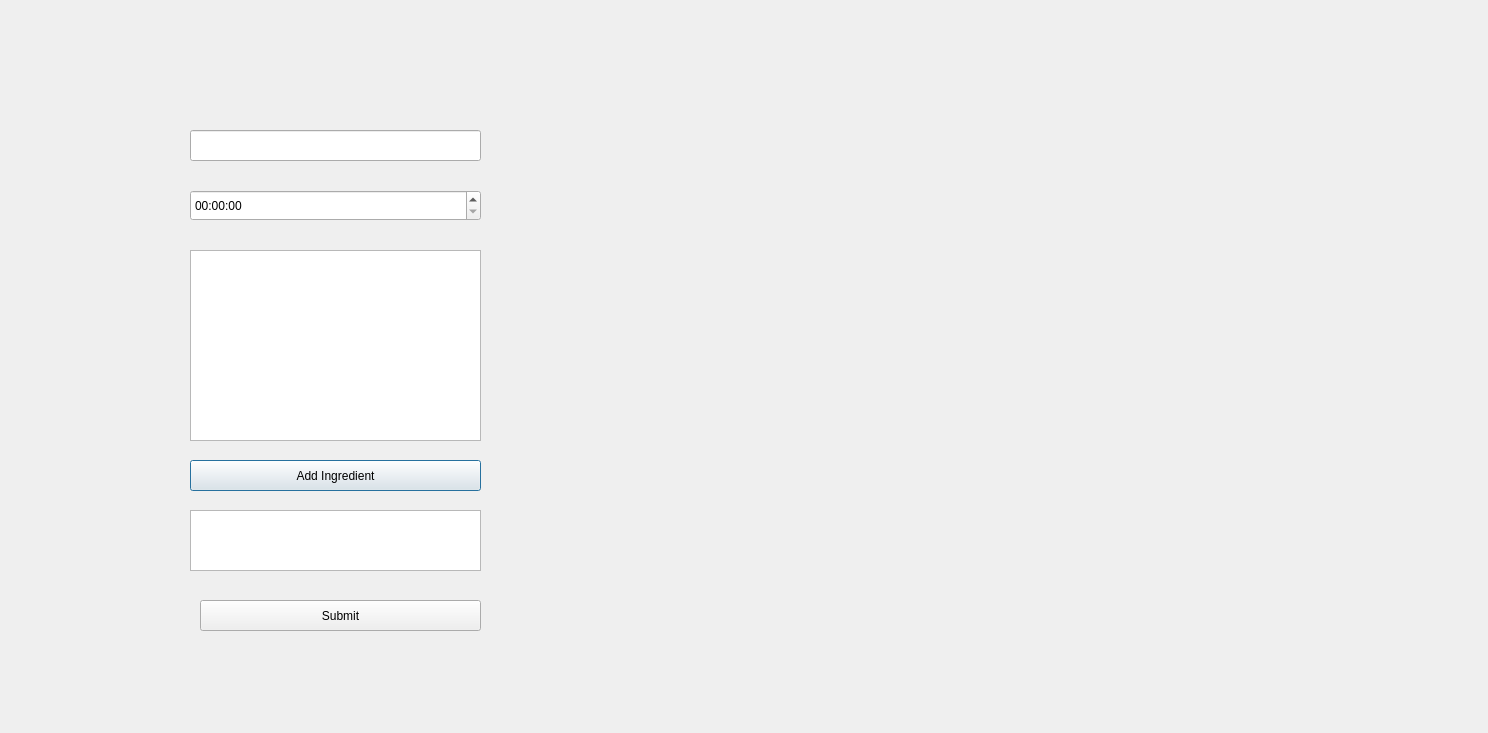
CiocAlexandru/2025_CAM_DummyChef, file 3_Solution/Client/DummyChefInterface/addrecipedialog.ui: the form before one commit.
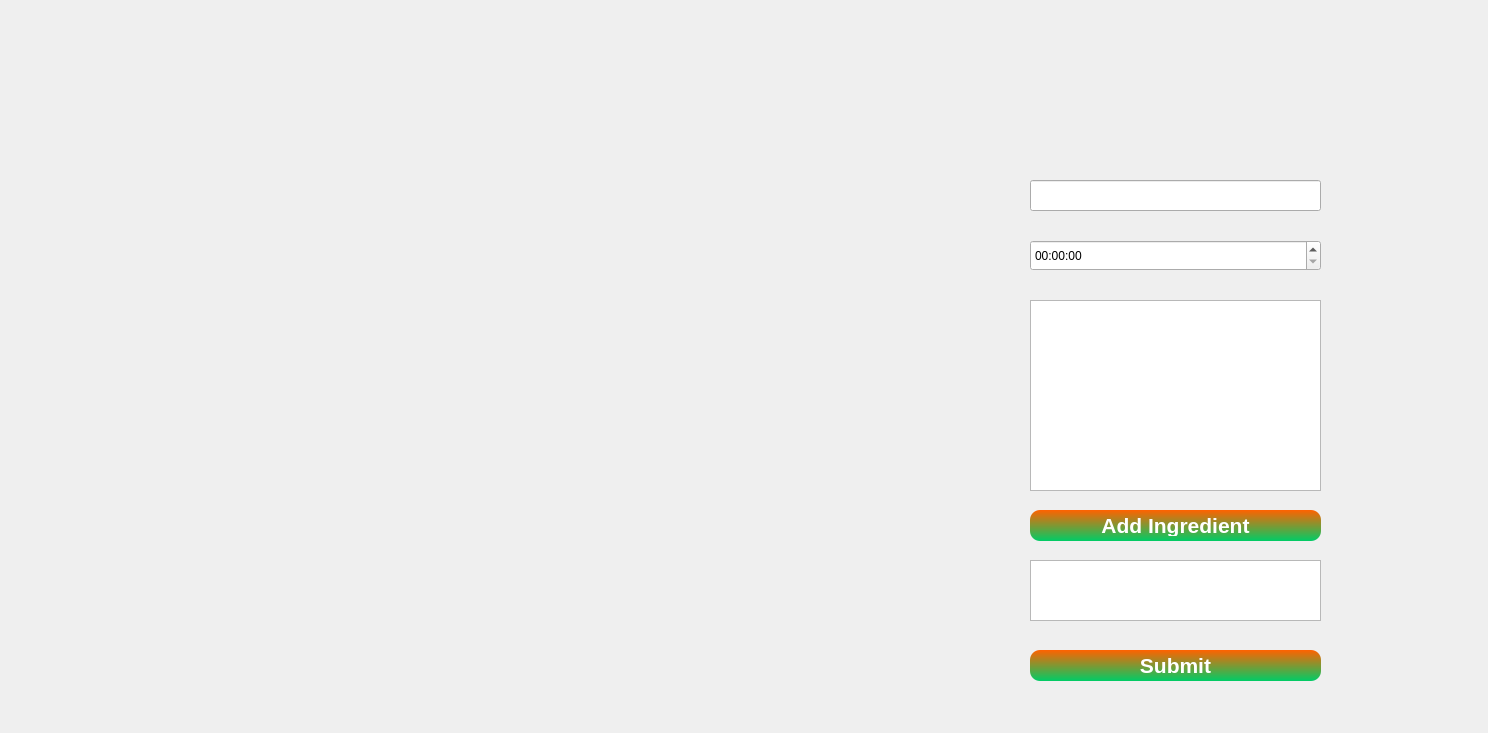
The form after the commit.

```diff
--- a/3_Solution/Client/DummyChefInterface/addrecipedialog.ui
+++ b/3_Solution/Client/DummyChefInterface/addrecipedialog.ui
@@ -16,8 +16,8 @@
   <widget class="QLineEdit" name="recipeNameLineEdit">
    <property name="geometry">
     <rect>
-     <x>190</x>
-     <y>130</y>
+     <x>1030</x>
+     <y>180</y>
      <width>291</width>
      <height>31</height>
     </rect>
@@ -26,8 +26,8 @@
   <widget class="QTimeEdit" name="prepTimeEdit">
    <property name="geometry">
     <rect>
-     <x>190</x>
-     <y>190</y>
+     <x>1030</x>
+     <y>240</y>
      <width>291</width>
      <height>31</height>
     </rect>
@@ -36,8 +36,8 @@
   <widget class="QTableWidget" name="ingredientsTable">
    <property name="geometry">
     <rect>
-     <x>190</x>
-     <y>250</y>
+     <x>1030</x>
+     <y>300</y>
      <width>291</width>
      <height>191</height>
     </rect>
@@ -46,12 +46,35 @@
   <widget class="QPushButton" name="addIngredientButton">
    <property name="geometry">
     <rect>
-     <x>190</x>
-     <y>460</y>
+     <x>1030</x>
+     <y>510</y>
      <width>291</width>
      <height>31</height>
     </rect>
    </property>
+   <property name="styleSheet">
+    <string notr="true">QPushButton {
+    background: qlineargradient(x1:0, y1:0, x2:0, y2:1, stop:0 #FF6200, stop:1 #00CC66);
+    color: #FFFFFF;
+    border-radius: 10px;
+    border: none;
+    padding: 5px;
+    font-family: &quot;Poppins&quot;;
+    font-size: 16pt;
+    font-weight: 600;
+    box-shadow: 2px 2px 5px rgba(0, 0, 0, 0.3);
+}
+
+QPushButton:hover {
+    background: qlineargradient(x1:0, y1:0, x2:0, y2:1, stop:0 #00CC66, stop:1 #FF6200);
+    border: 2px solid #535AEF;
+}
+
+QPushButton:pressed {
+    background: qlineargradient(x1:0, y1:0, x2:0, y2:1, stop:0 #CC4E00, stop:1 #00994C);
+    border: 2px solid #4488CC;
+}</string>
+   </property>
    <property name="text">
     <string>Add Ingredient</string>
    </property>
@@ -59,8 +82,8 @@
   <widget class="QTextEdit" name="stepsTextEdit">
    <property name="geometry">
     <rect>
-     <x>190</x>
-     <y>510</y>
+     <x>1030</x>
+     <y>560</y>
      <width>291</width>
      <height>61</height>
     </rect>
@@ -69,12 +92,35 @@
   <widget class="QPushButton" name="submitButton">
    <property name="geometry">
     <rect>
-     <x>200</x>
-     <y>600</y>
-     <width>281</width>
+     <x>1030</x>
+     <y>650</y>
+     <width>291</width>
      <height>31</height>
     </rect>
    </property>
+   <property name="styleSheet">
+    <string notr="true">QPushButton {
+    background: qlineargradient(x1:0, y1:0, x2:0, y2:1, stop:0 #FF6200, stop:1 #00CC66);
+    color: #FFFFFF;
+    border-radius: 10px;
+    border: none;
+    padding: 5px;
+    font-family: &quot;Poppins&quot;;
+    font-size: 16pt;
+    font-weight: 600;
+    box-shadow: 2px 2px 5px rgba(0, 0, 0, 0.3);
+}
+
+QPushButton:hover {
+    background: qlineargradient(x1:0, y1:0, x2:0, y2:1, stop:0 #00CC66, stop:1 #FF6200);
+    border: 2px solid #535AEF;
+}
+
+QPushButton:pressed {
+    background: qlineargradient(x1:0, y1:0, x2:0, y2:1, stop:0 #CC4E00, stop:1 #00994C);
+    border: 2px solid #4488CC;
+}</string>
+   </property>
    <property name="text">
     <string>Submit</string>
    </property>
```
